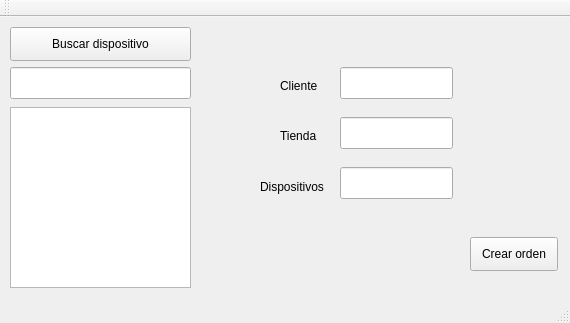
Above: cliente/ClienteQt/mainwindow.ui from erika9133/servicio_tecnico before the change. Below: the same form after it.
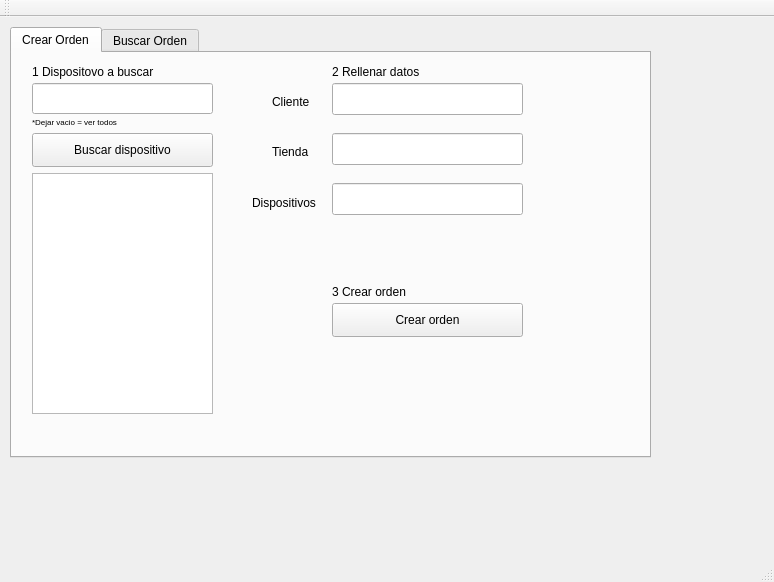
That is the form after the change. The open tabs and pages were chosen to show the change.

Commit message: mejorado cliente con errores y nuevos paneles.

Patch:
```diff
--- a/cliente/ClienteQt/mainwindow.ui
+++ b/cliente/ClienteQt/mainwindow.ui
@@ -6,19 +6,48 @@
    <rect>
     <x>0</x>
     <y>0</y>
-    <width>570</width>
-    <height>323</height>
+    <width>774</width>
+    <height>582</height>
    </rect>
   </property>
   <property name="windowTitle">
    <string>MainWindow</string>
   </property>
   <widget class="QWidget" name="centralWidget">
+   <widget class="QTabWidget" name="tabWidget">
+    <property name="geometry">
+     <rect>
+      <x>10</x>
+      <y>10</y>
+      <width>641</width>
+      <height>431</height>
+     </rect>
+    </property>
+    <property name="currentIndex">
+     <number>1</number>
+    </property>
+    <widget class="QWidget" name="tab1">
+     <attribute name="title">
+      <string>Crear Orden</string>
+     </attribute>
+     <widget class="QLabel" name="label_7">
+      <property name="geometry">
+       <rect>
+        <x>320</x>
+        <y>230</y>
+        <width>121</width>
+        <height>18</height>
+       </rect>
+      </property>
+      <property name="text">
+       <string>3 Crear orden</string>
+      </property>
+     </widget>
    <widget class="QPushButton" name="buscar">
     <property name="geometry">
      <rect>
-      <x>10</x>
-      <y>10</y>
+        <x>20</x>
+        <y>80</y>
       <width>181</width>
       <height>34</height>
      </rect>
@@ -27,32 +56,35 @@
      <string>Buscar dispositivo</string>
     </property>
    </widget>
+     <widget class="QLabel" name="label_3">
+      <property name="geometry">
+       <rect>
+        <x>240</x>
+        <y>140</y>
+        <width>81</width>
+        <height>20</height>
+       </rect>
+      </property>
+      <property name="text">
+       <string>Dispositivos</string>
+      </property>
+     </widget>
    <widget class="QListWidget" name="listaDispositivos">
     <property name="geometry">
      <rect>
-      <x>10</x>
-      <y>90</y>
+        <x>20</x>
+        <y>120</y>
       <width>181</width>
-      <height>181</height>
-     </rect>
-    </property>
-   </widget>
-   <widget class="QLineEdit" name="lineaDispositovos">
-    <property name="geometry">
-     <rect>
-      <x>10</x>
-      <y>50</y>
-      <width>181</width>
-      <height>32</height>
+        <height>241</height>
      </rect>
     </property>
    </widget>
    <widget class="QPushButton" name="orden">
     <property name="geometry">
      <rect>
-      <x>470</x>
-      <y>220</y>
-      <width>88</width>
+        <x>320</x>
+        <y>250</y>
+        <width>191</width>
       <height>34</height>
      </rect>
     </property>
@@ -60,21 +92,52 @@
      <string>Crear orden</string>
     </property>
    </widget>
-   <widget class="QLineEdit" name="cliente">
+     <widget class="QLabel" name="label_5">
     <property name="geometry">
      <rect>
-      <x>340</x>
-      <y>50</y>
-      <width>113</width>
-      <height>32</height>
-     </rect>
-    </property>
-   </widget>
-   <widget class="QLabel" name="label">
-    <property name="geometry">
-     <rect>
-      <x>280</x>
+        <x>20</x>
       <y>60</y>
+        <width>181</width>
+        <height>18</height>
+       </rect>
+      </property>
+      <property name="font">
+       <font>
+        <pointsize>6</pointsize>
+       </font>
+      </property>
+      <property name="text">
+       <string>*Dejar vacio = ver todos</string>
+      </property>
+     </widget>
+     <widget class="QLineEdit" name="dispositivo">
+      <property name="geometry">
+       <rect>
+        <x>320</x>
+        <y>130</y>
+        <width>191</width>
+        <height>32</height>
+       </rect>
+      </property>
+     </widget>
+     <widget class="QLabel" name="label_4">
+      <property name="geometry">
+       <rect>
+        <x>20</x>
+        <y>10</y>
+        <width>151</width>
+        <height>18</height>
+       </rect>
+      </property>
+      <property name="text">
+       <string>1 Dispositovo a buscar</string>
+      </property>
+     </widget>
+     <widget class="QLabel" name="label">
+      <property name="geometry">
+       <rect>
+        <x>260</x>
+        <y>40</y>
       <width>58</width>
       <height>18</height>
      </rect>
@@ -83,21 +146,44 @@
      <string>Cliente</string>
     </property>
    </widget>
+     <widget class="QLineEdit" name="lineaDispositovos">
+      <property name="geometry">
+       <rect>
+        <x>20</x>
+        <y>30</y>
+        <width>181</width>
+        <height>31</height>
+       </rect>
+      </property>
+     </widget>
    <widget class="QLineEdit" name="tienda">
     <property name="geometry">
      <rect>
-      <x>340</x>
-      <y>100</y>
-      <width>113</width>
+        <x>320</x>
+        <y>80</y>
+        <width>191</width>
       <height>32</height>
      </rect>
     </property>
    </widget>
+     <widget class="QLabel" name="label_6">
+      <property name="geometry">
+       <rect>
+        <x>320</x>
+        <y>10</y>
+        <width>151</width>
+        <height>18</height>
+       </rect>
+      </property>
+      <property name="text">
+       <string>2 Rellenar datos</string>
+      </property>
+     </widget>
    <widget class="QLabel" name="label_2">
     <property name="geometry">
      <rect>
-      <x>280</x>
-      <y>110</y>
+        <x>260</x>
+        <y>90</y>
       <width>58</width>
       <height>18</height>
      </rect>
@@ -106,41 +192,117 @@
      <string>Tienda</string>
     </property>
    </widget>
-   <widget class="QLineEdit" name="dispositivo">
+     <widget class="QLineEdit" name="cliente">
     <property name="geometry">
      <rect>
-      <x>340</x>
-      <y>150</y>
-      <width>113</width>
+        <x>320</x>
+        <y>30</y>
+        <width>191</width>
       <height>32</height>
      </rect>
     </property>
    </widget>
-   <widget class="QLabel" name="label_3">
+    </widget>
+    <widget class="QWidget" name="tab2">
+     <property name="font">
+      <font>
+       <pointsize>12</pointsize>
+      </font>
+     </property>
+     <attribute name="title">
+      <string>Buscar Orden</string>
+     </attribute>
+     <widget class="QListWidget" name="cambiosRecientes">
     <property name="geometry">
      <rect>
-      <x>260</x>
-      <y>160</y>
-      <width>81</width>
-      <height>20</height>
-     </rect>
-    </property>
-    <property name="text">
-     <string>Dispositivos</string>
-    </property>
-   </widget>
-  </widget>
-  <widget class="QMenuBar" name="menuBar">
+        <x>10</x>
+        <y>30</y>
+        <width>151</width>
+        <height>231</height>
+       </rect>
+      </property>
+     </widget>
+     <widget class="QLabel" name="label_8">
    <property name="geometry">
     <rect>
      <x>0</x>
      <y>0</y>
-     <width>570</width>
-     <height>30</height>
-    </rect>
-   </property>
+        <width>151</width>
+        <height>31</height>
+       </rect>
+      </property>
+      <property name="font">
+       <font>
+        <pointsize>10</pointsize>
+       </font>
+      </property>
+      <property name="text">
+       <string>Cambios recientes</string>
+      </property>
+     </widget>
+     <widget class="QLineEdit" name="buscarOrden">
+      <property name="geometry">
+       <rect>
+        <x>180</x>
+        <y>30</y>
+        <width>191</width>
+        <height>41</height>
+       </rect>
+      </property>
+     </widget>
+     <widget class="QLabel" name="label_9">
+      <property name="geometry">
+       <rect>
+        <x>180</x>
+        <y>10</y>
+        <width>58</width>
+        <height>18</height>
+       </rect>
+      </property>
+      <property name="font">
+       <font>
+        <pointsize>10</pointsize>
+       </font>
+      </property>
+      <property name="text">
+       <string>Buscar</string>
+      </property>
+     </widget>
+     <widget class="QListWidget" name="listWidget">
+      <property name="geometry">
+       <rect>
+        <x>180</x>
+        <y>90</y>
+        <width>191</width>
+        <height>171</height>
+       </rect>
+      </property>
+     </widget>
+     <widget class="QLabel" name="label_10">
+      <property name="geometry">
+       <rect>
+        <x>180</x>
+        <y>70</y>
+        <width>181</width>
+        <height>18</height>
+       </rect>
+      </property>
+      <property name="font">
+       <font>
+        <pointsize>6</pointsize>
+       </font>
+      </property>
+      <property name="text">
+       <string>*Dejar vacio = ver todos</string>
+      </property>
+     </widget>
+    </widget>
+   </widget>
   </widget>
   <widget class="QToolBar" name="mainToolBar">
+   <property name="enabled">
+    <bool>false</bool>
+   </property>
    <attribute name="toolBarArea">
     <enum>TopToolBarArea</enum>
    </attribute>
```
Left out of the diff: 2 changed lines with no effect on the pictures. Lines whose indentation alone changed are shown as unchanged. The commit also changes 25 other files.
